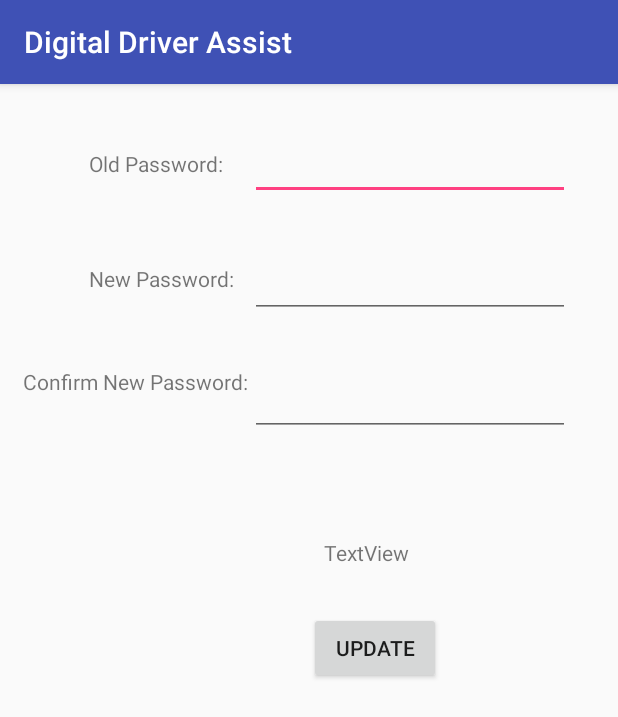
After one commit to sidjain-jecrc/digital-drive-assist, an Android app: the UpdateActivity screen opened directly, with no data from a screen before it, on a phone screen of 412 x 824 dp. The commit adds this screen. Shown: the top 717 px of the screen. Run offline under Robolectric (Android 15) with nearby library versions, the phone set to English and light mode, and no system bars; our stand-ins replace Firebase (no records; nobody signed in at launch, a user with empty details on screens opened directly); libraries missing offline, so code that uses them is left out: com.firebase.ui.

Commit message:
Added SQLiteDBUtility, initial change password functionality.

```diff
--- a/app/src/main/AndroidManifest.xml
+++ b/app/src/main/AndroidManifest.xml
@@ -48,7 +48,9 @@
             android:exported="false" />
         <service
             android:name=".main.services.LocationTrackerService"
-            android:exported="false"></service>
+            android:exported="false" />
+
+        <activity android:name=".main.activities.UpdateActivity"></activity>
     </application>
 
 </manifest>
--- /dev/null
+++ b/app/src/main/java/com/asu/mc/digitalassist/main/activities/UpdateActivity.java
@@ -0,0 +1,95 @@
+package com.asu.mc.digitalassist.main.activities;
+
+import android.content.Context;
+import android.content.Intent;
+import android.support.annotation.NonNull;
+import android.support.v7.app.AppCompatActivity;
+import android.os.Bundle;
+import android.util.Log;
+import android.view.TextureView;
+import android.view.View;
+import android.widget.Button;
+import android.widget.EditText;
+import android.widget.TextView;
+
+import com.asu.mc.digitalassist.R;
+import com.firebase.ui.auth.AuthUI;
+import com.firebase.ui.auth.IdpResponse;
+import com.firebase.ui.auth.ui.FlowParameters;
+import com.firebase.ui.auth.ui.email.RecoverPasswordActivity;
+import com.google.android.gms.tasks.OnCompleteListener;
+import com.google.android.gms.tasks.OnFailureListener;
+import com.google.android.gms.tasks.Task;
+import com.google.firebase.auth.AuthCredential;
+import com.google.firebase.auth.EmailAuthProvider;
+import com.google.firebase.auth.FirebaseAuth;
+import com.google.firebase.auth.FirebaseUser;
+
+import java.util.Iterator;
+
+public class UpdateActivity extends AppCompatActivity {
+    EditText editText_oldPwd = null;
+    EditText editText_newPwd = null;
+    EditText editText_confirmPwd = null;
+    TextView textView_msg = null;
+    private static IdpResponse idpResponse = null;
+    FirebaseAuth firebaseAuth = FirebaseAuth.getInstance();
+    private Button update_Button = null;
+    public static Intent createIntent(Context context, IdpResponse response) {
+        Intent intent = new Intent(context, UpdateActivity.class);
+        idpResponse = response;
+        return intent;
+    }
+    @Override
+    protected void onCreate(Bundle savedInstanceState) {
+        super.onCreate(savedInstanceState);
+        setContentView(R.layout.activity_update);
+        textView_msg = (TextView) findViewById(R.id.textView_msg);
+        update_Button = (Button) findViewById(R.id.button_pwdUpdate);
+        update_Button.setOnClickListener(new View.OnClickListener(){
+            @Override
+            public void onClick(View v){
+                editText_oldPwd= (EditText)findViewById(R.id.editText_oldPwd);
+                editText_newPwd = (EditText)findViewById(R.id.editText_newPwd);
+                editText_confirmPwd = (EditText)findViewById(R.id.editText_confirmPwd);
+                String oldPassword = editText_oldPwd.getText().toString();
+                final String newPassword = editText_newPwd.getText().toString();
+                String confirmPassword = editText_confirmPwd.getText().toString();
+                if(newPassword.equals(confirmPassword)) {
+                    FirebaseUser user = firebaseAuth.getCurrentUser();
+                    if (idpResponse.getProviderType().equals("password")) {
+                        AuthCredential credential = EmailAuthProvider.getCredential(user.getEmail(), oldPassword);
+                        user.reauthenticate(credential).addOnCompleteListener(new OnCompleteListener<Void>() {
+                            @Override
+                            public void onComplete(@NonNull Task<Void> task) {
+                                if (task.isSuccessful()) {
+                                    Log.e("Reuthenticate: ", "User re-authenticated.");
+                                    FirebaseUser user = firebaseAuth.getCurrentUser();
+                                    user.updatePassword(newPassword).addOnCompleteListener(new OnCompleteListener<Void>() {
+                                        @Override
+                                        public void onComplete(@NonNull Task<Void> task) {
+                                            if (task.isSuccessful()) {
+                                                Log.e("PASSWORD Update:", "User password updated.");
+                                                textView_msg.setText("Password updated successfully");
+                                            } else {
+                                                Log.e("PASSWORD Update:", "User password not updated.");
+                                                textView_msg.setText("Password not updated");
+                                            }
+                                        }
+                                    });
+                                } else {
+                                    Log.e("Reuthenticate: ", "User re-authenticate failed.");
+                                    textView_msg.setText("Invalid credentials");
+                                }
+                            }
+                        });
+                    }
+                }
+                else{
+                    textView_msg.setText("New passwords did not match");
+                }
+            }
+        });
+
+    }
+}
--- /dev/null
+++ b/app/src/main/res/layout/activity_update.xml
@@ -0,0 +1,108 @@
+<?xml version="1.0" encoding="utf-8"?>
+<android.support.constraint.ConstraintLayout xmlns:android="http://schemas.android.com/apk/res/android"
+    xmlns:app="http://schemas.android.com/apk/res-auto"
+    xmlns:tools="http://schemas.android.com/tools"
+    android:id="@+id/activity_update"
+    android:layout_width="match_parent"
+    android:layout_height="match_parent"
+    android:paddingBottom="@dimen/activity_vertical_margin"
+    android:paddingLeft="@dimen/activity_horizontal_margin"
+    android:paddingRight="@dimen/activity_horizontal_margin"
+    android:paddingTop="@dimen/activity_vertical_margin"
+    tools:context="com.asu.mc.digitalassist.main.activities.UpdateActivity">
+
+    <TextView
+        android:id="@+id/textView_oldPwd"
+        android:layout_width="wrap_content"
+        android:layout_height="wrap_content"
+        android:layout_marginLeft="43dp"
+        android:layout_marginTop="27dp"
+        android:text="Old Password:"
+        app:layout_constraintLeft_toLeftOf="parent"
+        app:layout_constraintTop_toTopOf="parent" />
+
+    <TextView
+        android:id="@+id/textView_newPwd"
+        android:layout_width="wrap_content"
+        android:layout_height="wrap_content"
+        android:layout_marginLeft="43dp"
+        android:layout_marginTop="57dp"
+        android:text="New Password:"
+        app:layout_constraintLeft_toLeftOf="parent"
+        app:layout_constraintTop_toBottomOf="@+id/textView_oldPwd" />
+
+    <TextView
+        android:id="@+id/textView_confirmPwd"
+        android:layout_width="wrap_content"
+        android:layout_height="wrap_content"
+        android:layout_marginLeft="-1dp"
+        android:layout_marginTop="49dp"
+        android:text="Confirm New Password:"
+        app:layout_constraintLeft_toLeftOf="parent"
+        app:layout_constraintTop_toBottomOf="@+id/textView_newPwd" />
+
+    <EditText
+        android:id="@+id/editText_oldPwd"
+        android:layout_width="wrap_content"
+        android:layout_height="wrap_content"
+        android:ems="10"
+        android:inputType="textPassword"
+        android:layout_marginRight="16dp"
+        app:layout_constraintRight_toRightOf="parent"
+        app:layout_constraintTop_toTopOf="parent"
+        android:layout_marginTop="16dp" />
+
+    <EditText
+        android:id="@+id/editText_newPwd"
+        android:layout_width="wrap_content"
+        android:layout_height="wrap_content"
+        android:ems="10"
+        android:inputType="textPassword"
+        android:layout_marginRight="16dp"
+        app:layout_constraintRight_toRightOf="parent"
+        android:layout_marginTop="33dp"
+        app:layout_constraintTop_toBottomOf="@+id/editText_oldPwd" />
+
+    <EditText
+        android:id="@+id/editText_confirmPwd"
+        android:layout_width="wrap_content"
+        android:layout_height="wrap_content"
+        android:ems="10"
+        android:inputType="textPassword"
+        android:layout_marginRight="16dp"
+        app:layout_constraintRight_toRightOf="parent"
+        android:layout_marginTop="33dp"
+        app:layout_constraintTop_toBottomOf="@+id/editText_newPwd" />
+
+    <Button
+        android:id="@+id/button_pwdUpdate"
+        android:layout_width="wrap_content"
+        android:layout_height="wrap_content"
+        android:layout_marginBottom="8dp"
+        android:layout_marginLeft="190dp"
+        android:layout_marginRight="8dp"
+        android:layout_marginTop="117dp"
+        android:text="Update"
+        app:layout_constraintBottom_toBottomOf="parent"
+        app:layout_constraintHorizontal_bias="0.0"
+        app:layout_constraintLeft_toLeftOf="parent"
+        app:layout_constraintRight_toRightOf="parent"
+        app:layout_constraintTop_toBottomOf="@+id/editText_confirmPwd"
+        app:layout_constraintVertical_bias="0.0" />
+
+    <TextView
+        android:id="@+id/textView_msg"
+        android:layout_width="wrap_content"
+        android:layout_height="wrap_content"
+        android:layout_marginBottom="8dp"
+        android:layout_marginLeft="200dp"
+        android:layout_marginRight="8dp"
+        android:layout_marginTop="68dp"
+        android:text="TextView"
+        app:layout_constraintBottom_toTopOf="@+id/button_pwdUpdate"
+        app:layout_constraintHorizontal_bias="0.0"
+        app:layout_constraintLeft_toLeftOf="parent"
+        app:layout_constraintRight_toRightOf="parent"
+        app:layout_constraintTop_toBottomOf="@+id/editText_confirmPwd"
+        app:layout_constraintVertical_bias="0.0" />
+</android.support.constraint.ConstraintLayout>
--- a/app/src/main/res/layout/restaurant.xml
+++ b/app/src/main/res/layout/restaurant.xml
@@ -17,13 +17,13 @@
         tools:layout_conversion_absoluteWidth="58dp"
         tools:layout_conversion_absoluteX="28dp"
         tools:layout_conversion_absoluteY="21dp"
+        android:layout_marginStart="28dp"
+        android:layout_marginLeft="28dp"
         tools:layout_constraintTop_creator="1"
-        android:layout_marginStart="28dp"
         android:layout_marginTop="21dp"
         tools:layout_constraintLeft_creator="1"
         app:layout_constraintLeft_toLeftOf="parent"
-        app:layout_constraintTop_toTopOf="parent"
-        android:layout_marginLeft="28dp" />
+        app:layout_constraintTop_toTopOf="parent" />
 
     <TextView
         android:id="@+id/textView2"
--- a/app/src/main/res/values/strings.xml
+++ b/app/src/main/res/values/strings.xml
@@ -11,7 +11,9 @@
     <string name="restaurant_address_zip_found">Corresponding zipcode found</string>
     <string name="restaurant_address_zip_not_found">Corresponding zipcode not found</string>
 
-
+    <string name="facebook_application_id" translatable="false">116332732199476</string>
+    <!-- Facebook Application ID, prefixed by 'fb'.  Enables Chrome Custom tabs. -->
+    <string name="facebook_login_protocol_scheme" translatable="false">fb116332732199476</string>
     <!-- TODO: Remove or change this placeholder text -->
     <string name="hello_blank_fragment">Hello blank fragment</string>
 </resources>
```
Also changed, not shown: app/src/main/java/com/asu/mc/digitalassist/main/activities/LoginActivity.java (+15 -6 lines), app/src/main/java/com/asu/mc/digitalassist/main/models/User.java (added, +51 -0 lines), app/src/main/java/com/asu/mc/digitalassist/main/utility/UserProfileDbHelper.java (added, +82 -0 lines).
